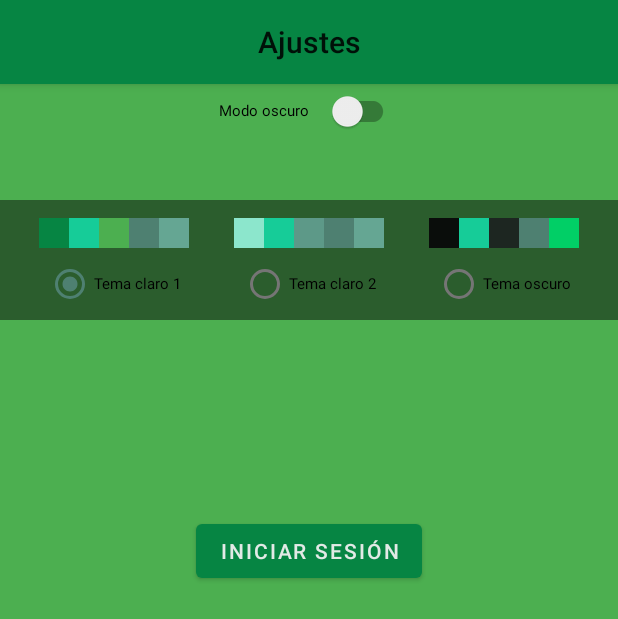
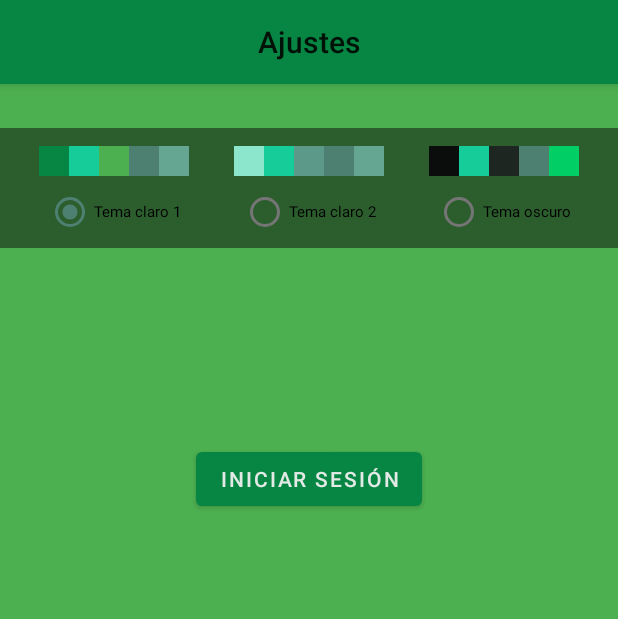
Before and after one commit to anton-gendra/plant-planner, an Android app: the Settings screen opened directly, with no data from a screen before it, on a phone screen of 412 x 824 dp. Shown: the top 619 px of the screen. Run offline under Robolectric (Android 15) with nearby library versions, the phone set to English and light mode, and no system bars.

Commit message:
Remove light/dark mode switch

```diff
--- a/app/src/main/java/com/apm/plant_planner/Settings.kt
+++ b/app/src/main/java/com/apm/plant_planner/Settings.kt
@@ -39,15 +39,6 @@ class Settings : AppCompatActivity() {
             logOutBtn.text = getString(R.string.log_in_label)
             logOutBtn.setOnClickListener {
                 startActivity(Intent(this, LoginActivity::class.java))
-            }
-        }
-
-        val switchDarkMode: SwitchCompat = findViewById(R.id.theme_switch)
-        switchDarkMode.setOnClickListener {
-            if (switchDarkMode.isChecked) {
-                Toast.makeText(this, "Dark mode activated", Toast.LENGTH_LONG).show()
-            } else {
-                Toast.makeText(this, "Dark mode deactivated", Toast.LENGTH_SHORT).show()
             }
         }
 
--- a/app/src/main/res/layout/activity_settings.xml
+++ b/app/src/main/res/layout/activity_settings.xml
@@ -35,13 +35,6 @@
         android:layout_marginTop="50sp"
         android:orientation="vertical"
         android:gravity="center">
-
-    <androidx.appcompat.widget.SwitchCompat
-        android:id="@+id/theme_switch"
-        android:layout_width="wrap_content"
-        android:layout_height="wrap_content"
-        app:switchPadding="12sp"
-        android:text="@string/dark_mode" />
 
 
 
```
